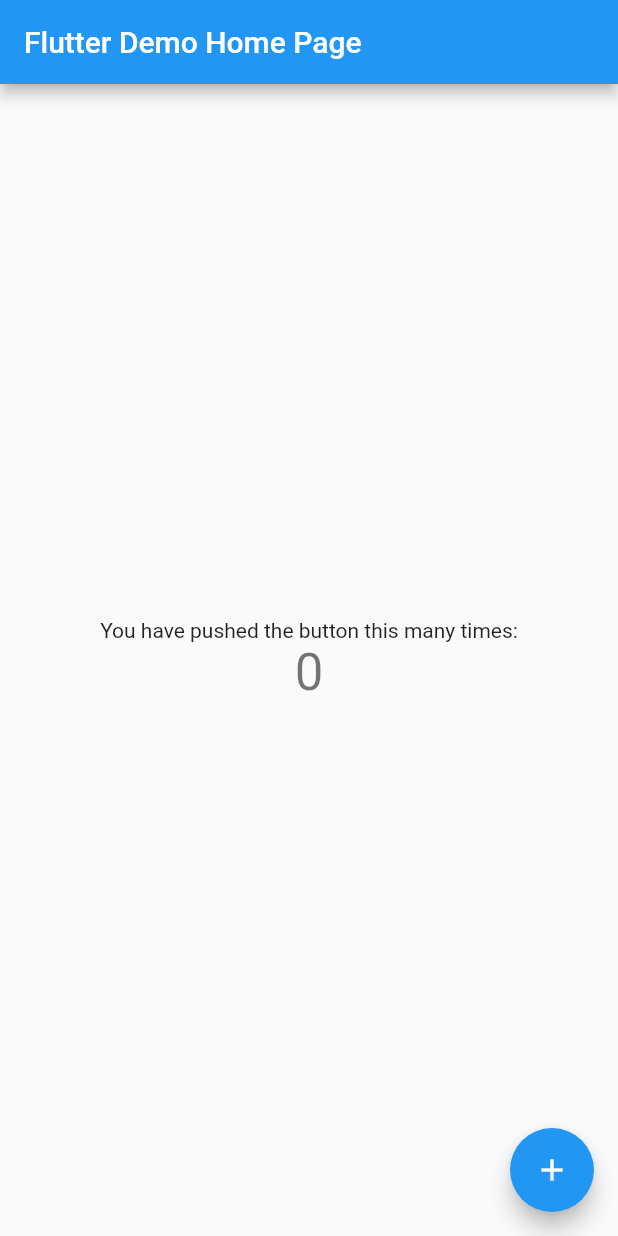
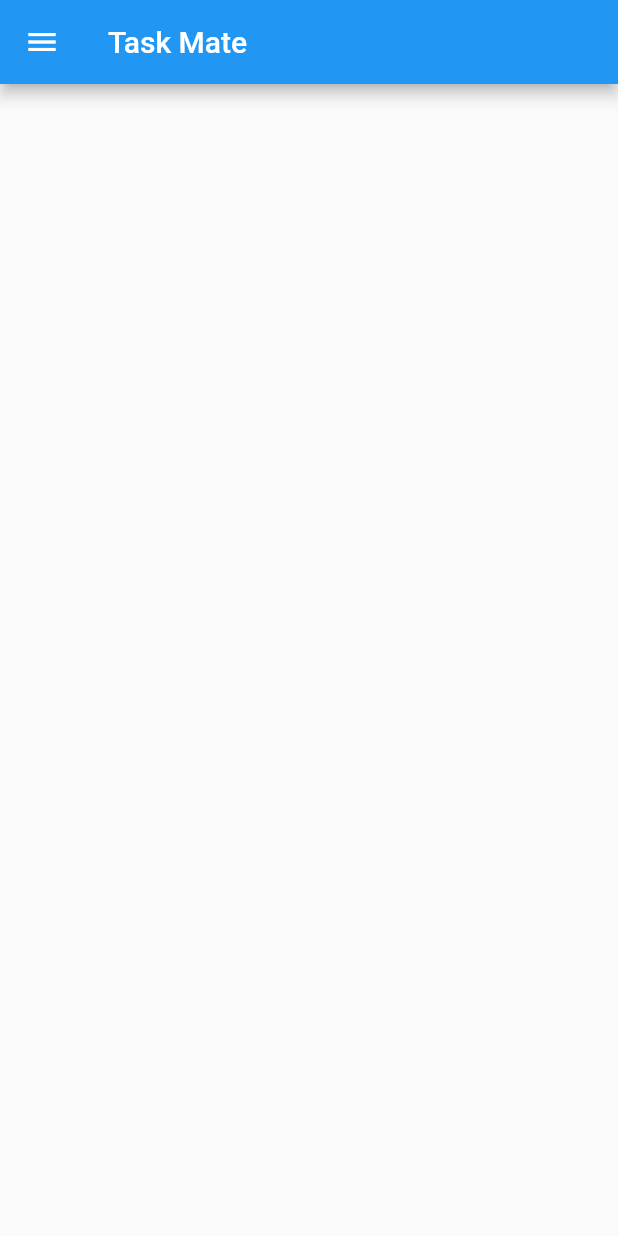
Before and after one commit to TheArcher1958/Task-Mate, a Flutter app: the screen it shows after launch, on a phone screen of 412 x 824 dp. Run offline on Flutter 3.47's test engine with Material 2 defaults, Android fonts, the phone set to English and light mode, and no system bars.

Commit message:
Created HomeScreen.dart, removed the default out of the box code template and started the main file.

```diff
--- /dev/null
+++ b/lib/HomeScreen.dart
@@ -0,0 +1,78 @@
+import 'package:flutter/material.dart';
+
+class HomeScreen extends StatelessWidget {
+  @override
+  Widget build(BuildContext context) {
+    return Scaffold(
+      appBar: AppBar(
+        title: Text('Task Mate'),
+      ),
+      drawer: Drawer(
+        child: ListView(
+          padding: EdgeInsets.zero,
+          children: <Widget>[
+            InkWell(
+              onTap: () {
+
+              },
+              child: UserAccountsDrawerHeader(
+                decoration: BoxDecoration(
+//                  image: DecorationImage(image: AssetImage(""),
+//                    fit: BoxFit.cover,
+                  ),
+                ),
+//                accountName: Text(''),
+//                accountEmail: Text(''),
+              ),
+//            ),
+
+            ListTile(
+              leading: Icon(Icons.show_chart),
+              title: Text('Player Stats'),
+              onTap: () {
+//                _toggleScreen(1, context);
+                Navigator.of(context).pop();
+              },
+            ),
+            ListTile(
+              leading: Icon(Icons.list),
+              title: Text('Leaderboards'),
+              onTap: () {
+//                _toggleScreen(2, context);
+                Navigator.of(context).pop();
+              },
+            ),
+            ListTile(
+              leading: Icon(Icons.forum),
+              title: Text('Forums'),
+              onTap: () {
+//                _toggleScreen(3,context);
+                Navigator.of(context).pop();
+              },
+            ),
+            ListTile(
+              leading: Icon(Icons.local_grocery_store),
+              title: Text('Store'),
+              onTap: () {
+                Navigator.of(context).pop();
+//                _launchStore(context);
+              },
+            ),
+            ListTile(
+              leading: Icon(Icons.settings),
+              title: Text('Settings'),
+              onTap: () {
+//                testNetworkRequest();
+                Navigator.of(context).pop();
+//                _toggleScreen(4, context);
+              },
+            ),
+          ],
+        ),
+      ),
+      body: Container(
+
+      ),
+    );
+  }
+}
--- a/lib/main.dart
+++ b/lib/main.dart
@@ -1,117 +1,41 @@
 import 'package:flutter/material.dart';
+import 'package:taskmate/HomeScreen.dart';
 
 void main() {
-  runApp(MyApp());
+  runApp(MaterialApp(
+    home: HomeScreen(),
+      title: 'Task Mate',
+      //    routes: {
+      //       //'/homeTab': (context) => FirstScreen(),
+      //       // '/loading': (context) => LoadingScreen(),
+      //       // '/login': (context) => LoginScreen.LoginScreen(),
+      //       // '/register': (context) => RegisterScreen(),
+      //     },
+      theme: ThemeData(),
+      darkTheme: ThemeData.dark(),
+      //     theme: ThemeData(
+      //       // // Define the default brightness and colors.
+      //       // brightness: Brightness.dark,
+      //       //
+      //       // primaryColor: Color(0xffFE7615),
+      //       // accentColor: Color(0xffff0e19),
+      //       // scaffoldBackgroundColor: Color(0xff2D3238),
+      //       //
+      //       //
+      //       // // Define the default font family.
+      //       // fontFamily: 'UniSansHeavy',
+      //       // primaryTextTheme: TextTheme(
+      //       //     headline1: TextStyle(color: Colors.white)
+      //       // ),
+      //       //
+      //       // // Define the default TextTheme. Use this to specify the default
+      //       // // text styling for headlines, titles, bodies of text, and more.
+      //       // textTheme: TextTheme(
+      //       //   headline1: TextStyle(fontSize: 72.0, fontWeight: FontWeight.bold),
+      //       //   headline6: TextStyle(fontSize: 36.0, fontStyle: FontStyle.italic),
+      //       //   bodyText2: TextStyle(fontSize: 14.0, fontFamily: 'Armata-Regular'),
+      //       // ),
+      //     )
+
+  ));
 }
-
-class MyApp extends StatelessWidget {
-  // This widget is the root of your application.
-  @override
-  Widget build(BuildContext context) {
-    return MaterialApp(
-      title: 'Flutter Demo',
-      theme: ThemeData(
-        // This is the theme of your application.
-        //
-        // Try running your application with "flutter run". You'll see the
-        // application has a blue toolbar. Then, without quitting the app, try
-        // changing the primarySwatch below to Colors.green and then invoke
-        // "hot reload" (press "r" in the console where you ran "flutter run",
-        // or simply save your changes to "hot reload" in a Flutter IDE).
-        // Notice that the counter didn't reset back to zero; the application
-        // is not restarted.
-        primarySwatch: Colors.blue,
-        // This makes the visual density adapt to the platform that you run
-        // the app on. For desktop platforms, the controls will be smaller and
-        // closer together (more dense) than on mobile platforms.
-        visualDensity: VisualDensity.adaptivePlatformDensity,
-      ),
-      home: MyHomePage(title: 'Flutter Demo Home Page'),
-    );
-  }
-}
-
-class MyHomePage extends StatefulWidget {
-  MyHomePage({Key key, this.title}) : super(key: key);
-
-  // This widget is the home page of your application. It is stateful, meaning
-  // that it has a State object (defined below) that contains fields that affect
-  // how it looks.
-
-  // This class is the configuration for the state. It holds the values (in this
-  // case the title) provided by the parent (in this case the App widget) and
-  // used by the build method of the State. Fields in a Widget subclass are
-  // always marked "final".
-
-  final String title;
-
-  @override
-  _MyHomePageState createState() => _MyHomePageState();
-}
-
-class _MyHomePageState extends State<MyHomePage> {
-  int _counter = 0;
-
-  void _incrementCounter() {
-    setState(() {
-      // This call to setState tells the Flutter framework that something has
-      // changed in this State, which causes it to rerun the build method below
-      // so that the display can reflect the updated values. If we changed
-      // _counter without calling setState(), then the build method would not be
-      // called again, and so nothing would appear to happen.
-      _counter++;
-    });
-  }
-
-  @override
-  Widget build(BuildContext context) {
-    // This method is rerun every time setState is called, for instance as done
-    // by the _incrementCounter method above.
-    //
-    // The Flutter framework has been optimized to make rerunning build methods
-    // fast, so that you can just rebuild anything that needs updating rather
-    // than having to individually change instances of widgets.
-    return Scaffold(
-      appBar: AppBar(
-        // Here we take the value from the MyHomePage object that was created by
-        // the App.build method, and use it to set our appbar title.
-        title: Text(widget.title),
-      ),
-      body: Center(
-        // Center is a layout widget. It takes a single child and positions it
-        // in the middle of the parent.
-        child: Column(
-          // Column is also a layout widget. It takes a list of children and
-          // arranges them vertically. By default, it sizes itself to fit its
-          // children horizontally, and tries to be as tall as its parent.
-          //
-          // Invoke "debug painting" (press "p" in the console, choose the
-          // "Toggle Debug Paint" action from the Flutter Inspector in Android
-          // Studio, or the "Toggle Debug Paint" command in Visual Studio Code)
-          // to see the wireframe for each widget.
-          //
-          // Column has various properties to control how it sizes itself and
-          // how it positions its children. Here we use mainAxisAlignment to
-          // center the children vertically; the main axis here is the vertical
-          // axis because Columns are vertical (the cross axis would be
-          // horizontal).
-          mainAxisAlignment: MainAxisAlignment.center,
-          children: <Widget>[
-            Text(
-              'You have pushed the button this many times:',
-            ),
-            Text(
-              '$_counter',
-              style: Theme.of(context).textTheme.headline4,
-            ),
-          ],
-        ),
-      ),
-      floatingActionButton: FloatingActionButton(
-        onPressed: _incrementCounter,
-        tooltip: 'Increment',
-        child: Icon(Icons.add),
-      ), // This trailing comma makes auto-formatting nicer for build methods.
-    );
-  }
-}
```
Also changed, not shown: 2 other files.
